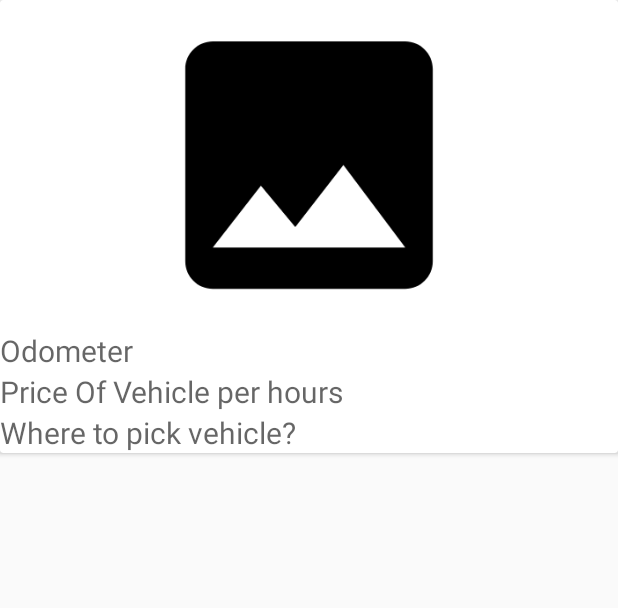
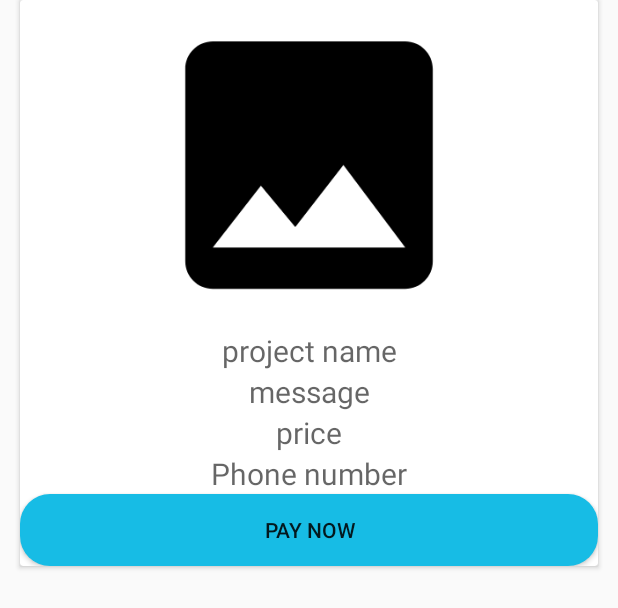
Before and after one commit to quoraboy/Crowd_Fund_Raising_MobileApp, an Android app: the layout image_item.xml on its own in the app's theme, with its tools: preview values and no code run, on a phone screen of 412 x 824 dp. Shown: the top 608 px of the screen. Run offline under Robolectric (Android 15) with nearby library versions, the phone set to English and light mode, and no system bars.

Commit message:
Add new features

```diff
--- a/app/src/main/res/drawable/roundedbtn.xml
+++ b/app/src/main/res/drawable/roundedbtn.xml
@@ -1,7 +1,7 @@
 <?xml version="1.0" encoding="utf-8"?>
 <shape xmlns:android="http://schemas.android.com/apk/res/android">
     android:shape="rectangle" android:padding="10dp">
-    <solid android:color="#008577"/> <!-- this one is ths color of the Rounded Button -->
+    <solid android:color="#17BCE5"/> <!-- this one is ths color of the Rounded Button -->
     <corners
         android:radius="20dp"
         />
--- a/app/src/main/res/layout/image_item.xml
+++ b/app/src/main/res/layout/image_item.xml
@@ -1,7 +1,11 @@
 <?xml version="1.0" encoding="utf-8"?>
-<android.support.v7.widget.CardView
-    xmlns:android="http://schemas.android.com/apk/res/android" android:layout_width="match_parent"
-    android:layout_height="wrap_content">
+<android.support.v7.widget.CardView xmlns:android="http://schemas.android.com/apk/res/android"
+    android:layout_width="385dp"
+    android:layout_height="wrap_content"
+
+    android:layout_centerHorizontal="false"
+    android:layout_centerVertical="false"
+    android:layout_gravity="center_horizontal">
 
     <LinearLayout
         android:layout_width="match_parent"
@@ -20,7 +24,8 @@
             android:layout_width="match_parent"
             android:layout_height="match_parent"
             android:layout_weight="1"
-            android:hint="Odometer"
+            android:gravity="center_horizontal"
+            android:hint="project name"
             android:textSize="20sp" />
 
         <TextView
@@ -28,7 +33,8 @@
             android:layout_width="match_parent"
             android:layout_height="match_parent"
             android:layout_weight="1"
-            android:hint="Price Of Vehicle per hours"
+            android:gravity="center_horizontal"
+            android:hint="message"
             android:textSize="20sp" />
 
         <TextView
@@ -36,8 +42,25 @@
             android:layout_width="match_parent"
             android:layout_height="match_parent"
             android:layout_weight="1"
-            android:hint="Where to pick vehicle?"
+            android:gravity="center_horizontal"
+            android:hint="price"
             android:textSize="20sp" />
+
+        <TextView
+            android:layout_width="match_parent"
+            android:layout_height="match_parent"
+            android:gravity="center_horizontal"
+            android:hint="Phone number"
+            android:textSize="20sp"
+            android:id="@+id/phoneno"
+            android:textIsSelectable="true"/>
+        <Button
+            android:layout_width="match_parent"
+            android:layout_height="match_parent"
+            android:id="@+id/paynow"
+            android:text="Pay Now"
+            android:background="@drawable/roundedbtn"
+            />
 
     </LinearLayout>
 
--- a/app/src/main/res/menu/activity_navigation_drawer_drawer.xml
+++ b/app/src/main/res/menu/activity_navigation_drawer_drawer.xml
@@ -20,6 +20,12 @@
             android:id="@+id/Settings"
             android:icon="@drawable/ic_menu_manage"
             android:title="@string/menu_tools" />
+
+        <item android:title="@string/Logout"
+            android:id="@+id/Logout"
+            android:icon="@drawable/logout"
+
+            ></item>
     </group>
 
     <item android:title="Communicate">
--- a/app/src/main/res/values/colors.xml
+++ b/app/src/main/res/values/colors.xml
@@ -4,5 +4,6 @@
     <color name="colorPrimaryDark">#00574B</color>
     <color name="colorAccent">#D81B60</color>
     <color name="purple">#491F92</color>
+    <color name="blue">#17BCE5</color>
 
 </resources>
--- a/app/src/main/res/values/strings.xml
+++ b/app/src/main/res/values/strings.xml
@@ -13,7 +13,7 @@
     <string name="menu_slideshow">Profile</string>
     <string name="menu_tools">Settings</string>
     <string name="menu_share">Share App</string>
-
+    <string name="Logout">Logout</string>
     <!-- TODO: Remove or change this placeholder text -->
     <string name="hello_blank_fragment">Hello blank fragment</string>
 
```
Also changed, not shown: app/src/main/AndroidManifest.xml (+5 -6 lines), app/src/main/java/com/example/myapplication/NavigationDrawer.java (+8 -0 lines), app/src/main/java/com/example/myapplication/Profile.java (added, +13 -0 lines), app/src/main/java/com/example/myapplication/Upload.java (+31 -19 lines), app/src/main/java/com/example/myapplication/image_adaptor.java (+39 -5 lines), app/src/main/java/com/example/myapplication/rentit.java (+18 -17 lines), app/src/main/java/com/example/myapplication/viewimage.java (+21 -3 lines), app/src/main/res/layout/activity_profile.xml (added, +9 -0 lines), app/src/main/res/drawable-v24/logout.png (added).
